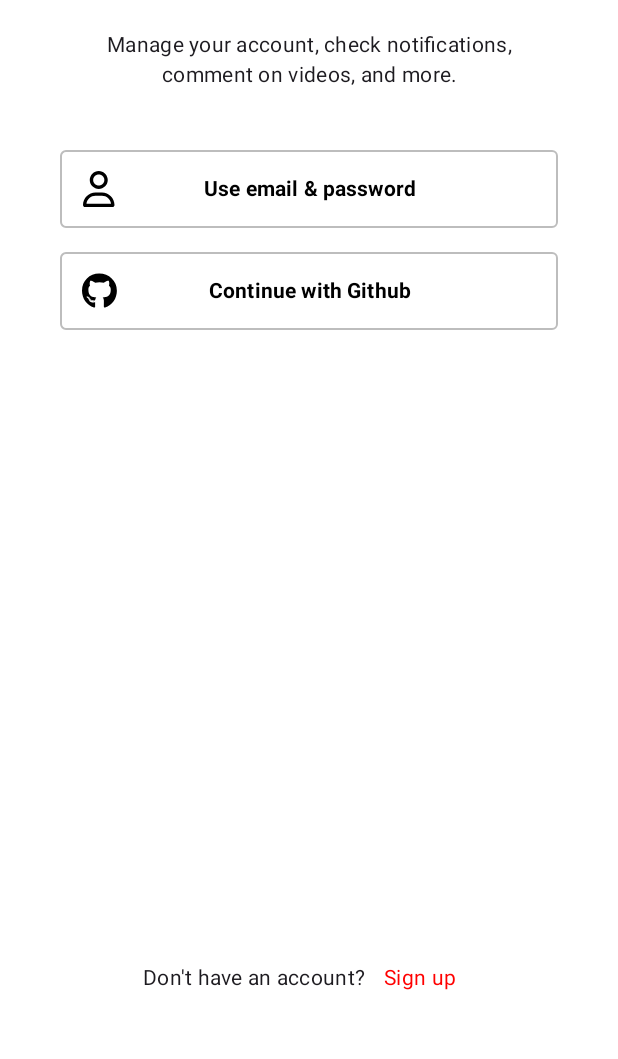
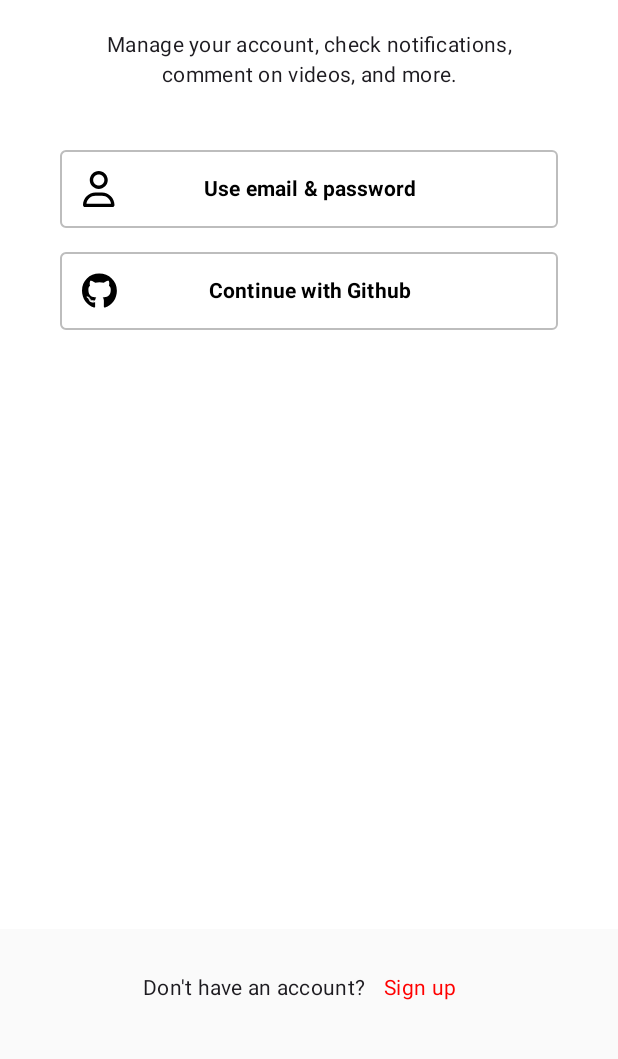
Before and after one commit to bam-e22/tiktok_clone_android, an Android app built with Jetpack Compose: the screen it shows after launch (MainActivity), after a tap on "Log in", on a phone screen of 412 x 824 dp, the part 174-1233 px from its top. Run offline under Robolectric (Android 15) with nearby library versions, the phone set to English and light mode, and no system bars; our stand-ins replace Dagger/Hilt's generated code, Timber.

Commit message:
fix color

```diff
--- a/app/src/main/java/com/example/tiktok/ui/authentication/login/LoginScreen.kt
+++ b/app/src/main/java/com/example/tiktok/ui/authentication/login/LoginScreen.kt
@@ -44,7 +44,8 @@ fun LoginScreen(
             Row(
                 modifier = Modifier
                     .fillMaxWidth()
-                    .padding(vertical = 32.dp),
+                    .background(MaterialTheme.colorScheme.surface)
+                    .padding(top = 15.dp, bottom = 25.dp),
                 horizontalArrangement = Arrangement.Center,
                 verticalAlignment = Alignment.CenterVertically,
             ) {
--- a/app/src/main/java/com/example/tiktok/ui/authentication/signup/SignUpScreen.kt
+++ b/app/src/main/java/com/example/tiktok/ui/authentication/signup/SignUpScreen.kt
@@ -49,7 +49,8 @@ private fun SignUpScreen(
             Row(
                 modifier = Modifier
                     .fillMaxWidth()
-                    .padding(vertical = 32.dp),
+                    .background(MaterialTheme.colorScheme.surface)
+                    .padding(top = 15.dp, bottom = 25.dp),
                 horizontalArrangement = Arrangement.Center,
                 verticalAlignment = Alignment.CenterVertically,
             ) {
@@ -78,7 +79,7 @@ private fun SignUpScreen(
             horizontalAlignment = Alignment.CenterHorizontally,
         ) {
             Text(
-                text = "TikTok에 가입하세요",
+                text = "Sign up for TikTok",
                 style = MaterialTheme.typography.headlineMedium.copy(fontWeight = FontWeight.Bold),
             )
             Spacer(modifier = Modifier.height(20.dp))
--- a/app/src/main/java/com/example/tiktok/ui/theme/Theme.kt
+++ b/app/src/main/java/com/example/tiktok/ui/theme/Theme.kt
@@ -18,7 +18,7 @@ private val LightColorScheme = lightColorScheme(
     secondary = PurpleGrey40,
     tertiary = Pink40,
     background = Color.White,
-    surface = Color(0xFAFAFAFF),
+    surface = Color(0xFFFAFAFA),
     primaryContainer = Color.White,
     onPrimaryContainer = Color.Black,
 
@@ -39,7 +39,7 @@ private val DarkColorScheme = darkColorScheme(
     secondary = PurpleGrey80,
     tertiary = Pink80,
     background = Color.Black,
-    surface = Color(0x212121FF),
+    surface = Color(0xFF212121),
     primaryContainer = Color.Black,
     onPrimaryContainer = Color.White,
 )
```
